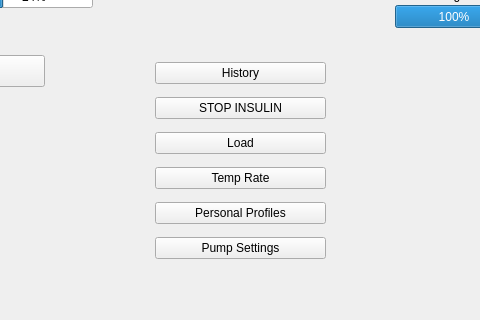
Before: the Qt Designer form COMP3004-FinalProject/mainwindow.ui in cgawdzik/COMP3004-TeamProject, drawn with Qt 5; both pictures show x 85 to 565 and y 95 to 415 of the 820 by 818 pixel window.
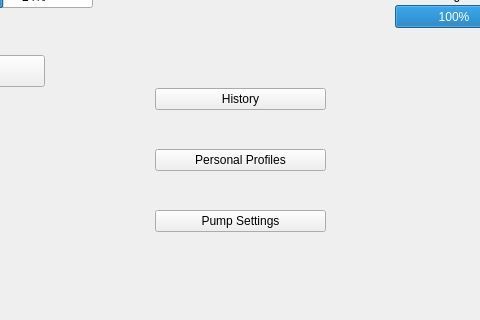
After: the same form once the commit is applied. The open tabs and pages were chosen to show the change. Icons and pictures are not drawn.

Commit message: Added popup to notify insulin/basal has been stopped

```diff
--- a/COMP3004-FinalProject/mainwindow.ui
+++ b/COMP3004-FinalProject/mainwindow.ui
@@ -395,27 +395,6 @@
          </property>
         </widget>
        </item>
-       <item>
-        <widget class="QPushButton" name="StopInsulinButton">
-         <property name="text">
-          <string>STOP INSULIN</string>
-         </property>
-        </widget>
-       </item>
-       <item>
-        <widget class="QPushButton" name="LoadButton">
-         <property name="text">
-          <string>Load</string>
-         </property>
-        </widget>
-       </item>
-       <item>
-        <widget class="QPushButton" name="TempRateButton">
-         <property name="text">
-          <string>Temp Rate</string>
-         </property>
-        </widget>
-       </item>
        <item>
         <widget class="QPushButton" name="PersonalProfilesButton">
          <property name="text">
```
Left out of the diff: 20 changed lines with no effect on the pictures. The commit also changes 1 other file.
